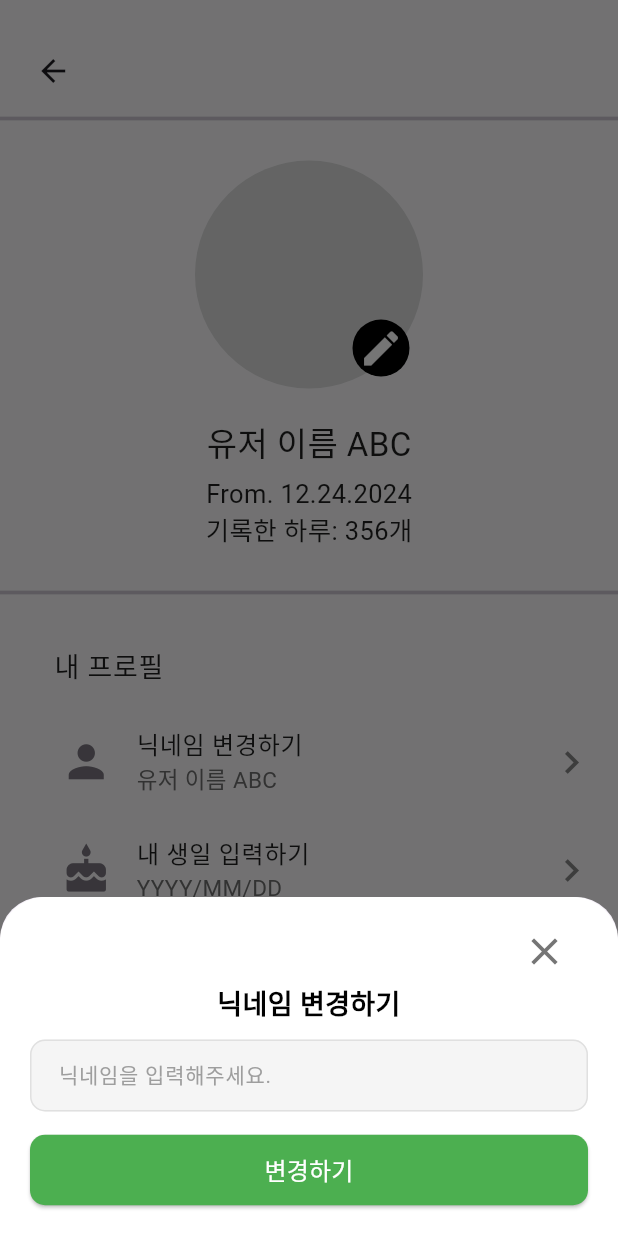
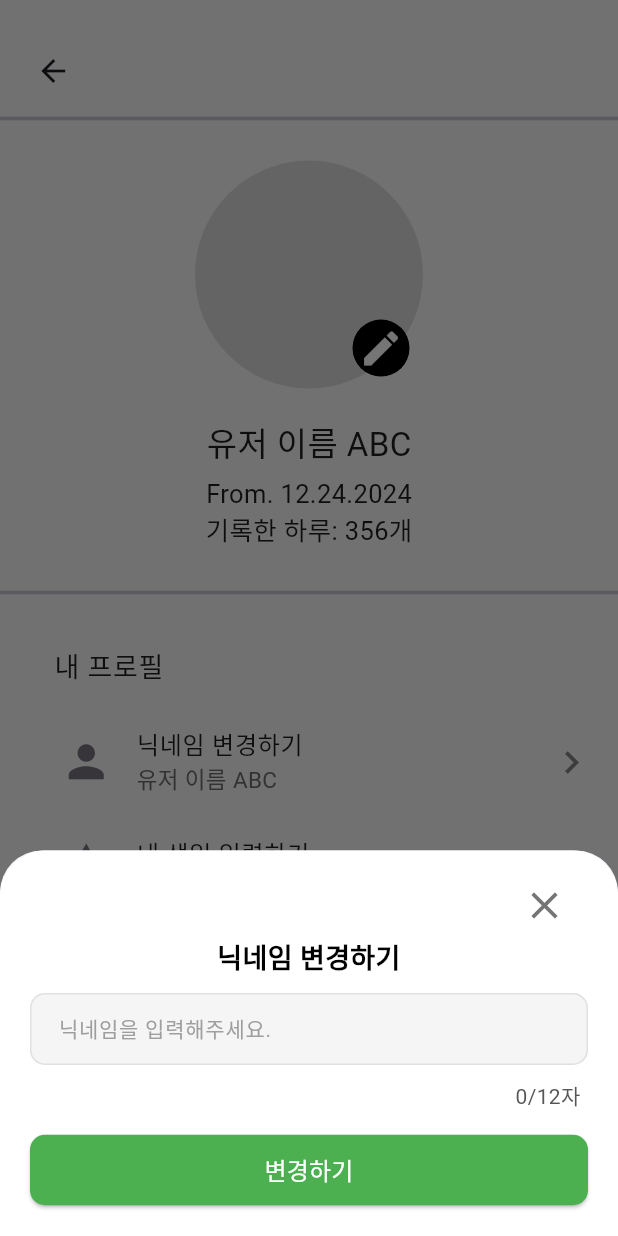
Before and after one commit to Yumin53/SI, a Flutter app: the ProfilePage screen opened directly, after a tap on "닉네임 변경하기", on a phone screen of 412 x 824 dp. Run offline on Flutter 3.47's test engine with Material 3 defaults, Android fonts, the phone set to English and light mode, and no system bars; our stand-ins replace cloud_firestore, firebase_auth, firebase_core, fluttertoast, table_calendar; accounts and stored records are empty.

Commit message:
Update NicknameChangePage.dart
nickname max

```diff
--- a/lib/pages/NicknameChangePage.dart
+++ b/lib/pages/NicknameChangePage.dart
@@ -7,6 +7,8 @@ void showNicknameChangeDialog(BuildContext context, Function(String) updateNickn
     context: context,
     isScrollControlled: true,
     builder: (BuildContext context) {
+      return StatefulBuilder(
+        builder: (context, setState) {
           return Padding(
             padding: EdgeInsets.only(
               bottom: MediaQuery.of(context).viewInsets.bottom,
@@ -44,8 +46,17 @@ void showNicknameChangeDialog(BuildContext context, Function(String) updateNickn
                     SizedBox(height: 10),
 
 
+                    StatefulBuilder(
+                      builder: (context, setState) {
+                        return Column(
+                          crossAxisAlignment: CrossAxisAlignment.start,
+                          children: [
                             TextField(
                               controller: nicknameController,
+                              maxLength: 8,
+                              onChanged: (text) {
+                                setState(() {});
+                              },
                               style: TextStyle(fontSize: 16, color: Colors.black),
                               decoration: InputDecoration(
                                 hintText: "닉네임을 입력해주세요.",
@@ -65,8 +76,27 @@ void showNicknameChangeDialog(BuildContext context, Function(String) updateNickn
                                   borderSide: BorderSide(color: Colors.blue, width: 1.5),
                                 ),
                                 contentPadding: EdgeInsets.symmetric(vertical: 12, horizontal: 15),
+                                counterText: "",
                               ),
                             ),
+
+
+                            Align(
+                              alignment: Alignment.centerRight,
+                              child: Padding(
+                                padding: EdgeInsets.only(right: 5, top: 10),
+                                child: Text("${nicknameController.text.length}/12자",
+                                  style: TextStyle(
+                                    fontSize: 14, color: const Color(0xff565656)
+                                  ),
+                                ),
+                              ),
+                            ),
+                          ],
+                        );
+                      },
+                    ),
+
                     SizedBox(height: 15),
 
 
@@ -97,4 +127,6 @@ void showNicknameChangeDialog(BuildContext context, Function(String) updateNickn
           );
         },
       );
+    },
+  );
 }
```
Lines whose indentation alone changed are shown as unchanged.
